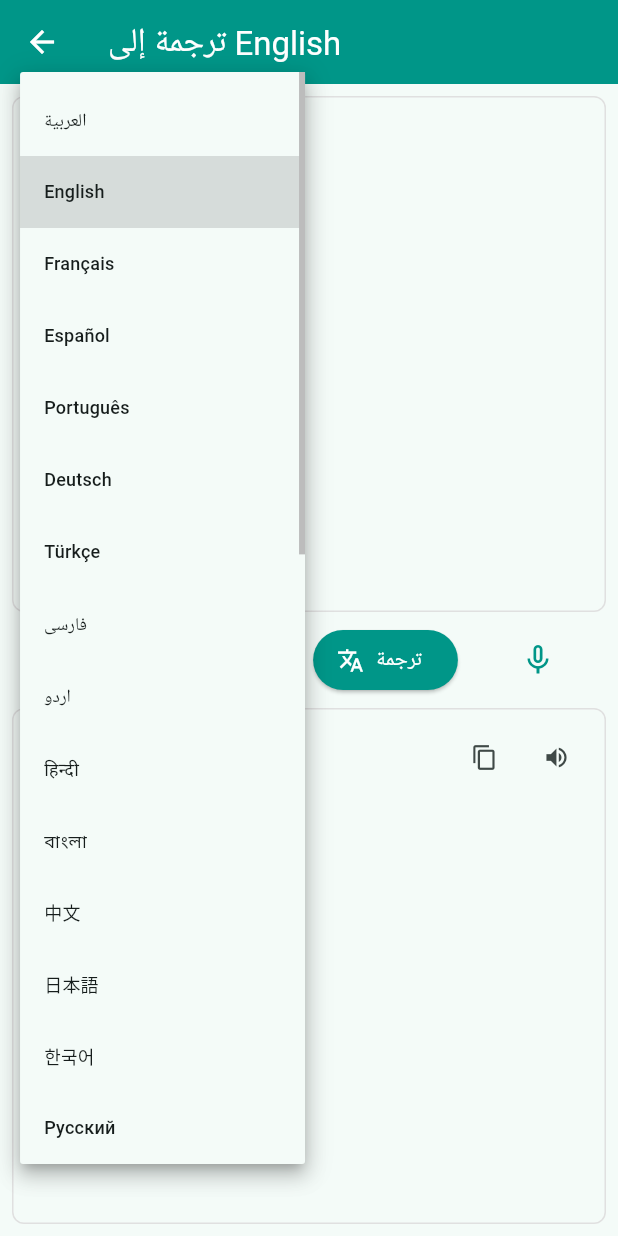
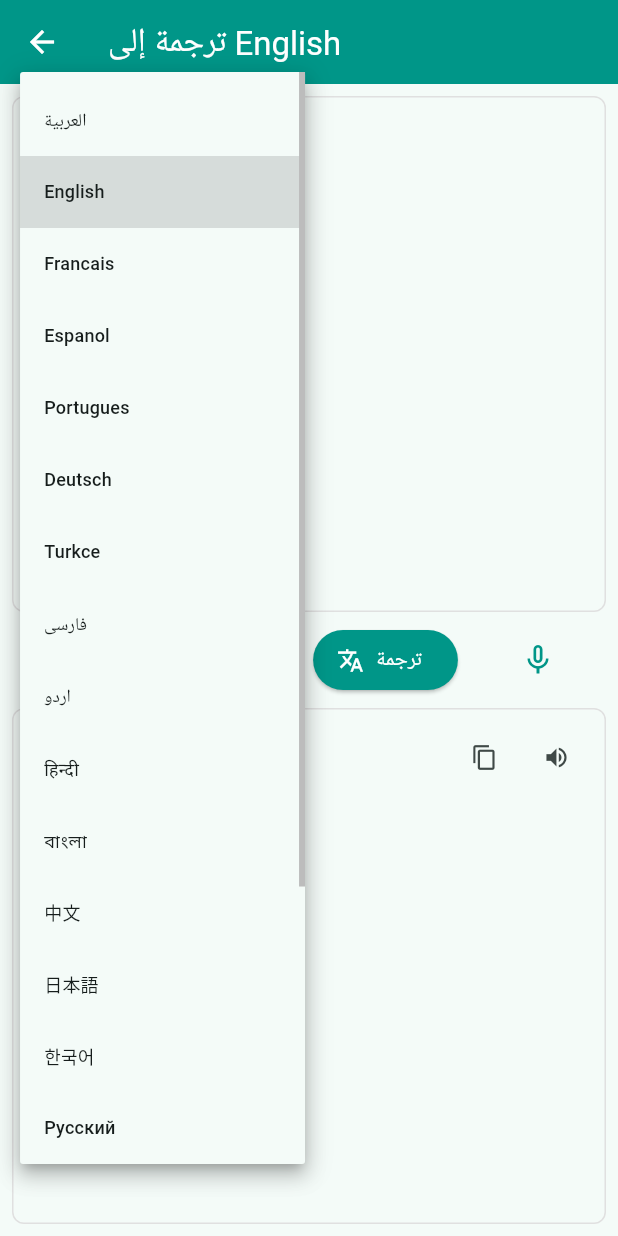
Before and after one commit to magdymeko456-cell/mirror_scorpion-mirror_scorpion_v2, a Flutter app: the TranslationScreen screen opened by its route, after a tap on "English", on a phone screen of 412 x 824 dp. Run offline on Flutter 3.47's test engine with Material 3 defaults, Android fonts, the light colour scheme and no system bars; our stand-ins replace camera, flutter_tts, image_picker, shared_preferences, speech_to_text; missing offline and left inert: google_mlkit_text_recognition; accounts and stored records are empty; statements that could not run were skipped.

```diff
--- a/lib/features/card1_translation/translation_screen.dart
+++ b/lib/features/card1_translation/translation_screen.dart
@@ -1,4 +1,3 @@
-import 'dart:async';
 import 'dart:convert';
 import 'package:flutter/material.dart';
 import 'package:flutter/services.dart';
@@ -22,55 +21,23 @@ class _TranslationScreenState extends State<TranslationScreen> {
   final SpeechToText _speech = SpeechToText();
   final FlutterTts _tts = FlutterTts();
   bool _speechAvailable = false;
-  String? _detectedLanguage;
 
   static const Map<String, String> _languages = {
-    'ar': 'العربية', 'en': 'English', 'fr': 'Français', 'es': 'Español',
-    'pt': 'Português', 'de': 'Deutsch', 'tr': 'Türkçe', 'fa': 'فارسی',
+    'ar': 'العربية', 'en': 'English', 'fr': 'Francais', 'es': 'Espanol',
+    'pt': 'Portugues', 'de': 'Deutsch', 'tr': 'Turkce', 'fa': 'فارسی',
     'ur': 'اردو', 'hi': 'हिन्दी', 'bn': 'বাংলা', 'zh': '中文',
     'ja': '日本語', 'ko': '한국어', 'ru': 'Русский', 'it': 'Italiano',
-    'nl': 'Nederlands', 'sv': 'Svenska', 'pl': 'Polski', 'ro': 'Română',
-    'hu': 'Magyar', 'el': 'Ελληνικά', 'cs': 'Čeština', 'th': 'ไทย',
-    'vi': 'Tiếng Việt', 'ms': 'Bahasa Melayu', 'id': 'Bahasa Indonesia',
-    'sw': 'Kiswahili', 'ha': 'Hausa', 'yo': 'Yorùbá', 'ig': 'Igbo',
-    'am': 'አማርኛ', 'so': 'Soomaali', 'zu': 'isiZulu',
+    'nl': 'Nederlands', 'sv': 'Svenska', 'pl': 'Polski', 'ro': 'Romana',
   };
 
   @override
   void initState() {
     super.initState();
     _initSpeech();
-    _sourceController.addListener(_onTextChanged);
   }
 
   Future<void> _initSpeech() async {
-    try {
-      _speechAvailable = await _speech.initialize();
-    } catch (_) {
-      _speechAvailable = false;
-    }
-  }
-
-  void _onTextChanged() {
-    if (_sourceController.text.isNotEmpty && _detectedLanguage == null) {
-      _autoDetect();
-    }
-  }
-
-  Future<void> _autoDetect() async {
-    try {
-      final response = await http.post(
-        Uri.parse('https://libretranslate.com/detect'),
-        headers: {'Content-Type': 'application/json'},
-        body: jsonEncode({'q': _sourceController.text}),
-      ).timeout(const Duration(seconds: 5));
-      if (response.statusCode == 200) {
-        final data = jsonDecode(utf8.decode(response.bodyBytes)) as List;
-        if (data.isNotEmpty) {
-          setState(() => _detectedLanguage = data[0]['language'] as String?);
-        }
-      }
-    } catch (_) {}
+    try { _speechAvailable = await _speech.initialize(); } catch (_) { _speechAvailable = false; }
   }
 
   Future<void> _translateText() async {
@@ -80,22 +47,15 @@ class _TranslationScreenState extends State<TranslationScreen> {
       final response = await http.post(
         Uri.parse('https://libretranslate.com/translate'),
         headers: {'Content-Type': 'application/json'},
-        body: jsonEncode({
-          'q': _sourceController.text,
-          'source': 'auto',
-          'target': _selectedLanguage,
-          'format': 'text',
-        }),
+        body: jsonEncode({'q': _sourceController.text, 'source': 'auto', 'target': _selectedLanguage, 'format': 'text'}),
       ).timeout(const Duration(seconds: 10));
       if (response.statusCode == 200) {
         final data = jsonDecode(utf8.decode(response.bodyBytes));
         final translated = data['translatedText'] as String?;
-        if (translated != null) {
-          setState(() => _translatedController.text = translated);
-        }
+        if (translated != null) setState(() => _translatedController.text = translated);
       }
     } catch (e) {
-      setState(() => _translatedController.text = 'Error: ${e.toString()}');
+      setState(() => _translatedController.text = 'خطأ: ${e.toString()}');
     }
     setState(() => _isTranslating = false);
   }
@@ -104,33 +64,19 @@ class _TranslationScreenState extends State<TranslationScreen> {
     if (!_speechAvailable) return;
     setState(() => _isRecording = true);
     try {
-      await _speech.listen(
-        onResult: (result) {
-          setState(() => _sourceController.text = result.recognizedWords);
-        },
-        listenFor: const Duration(seconds: 10),
-      );
+      await _speech.listen(onResult: (result) {
+        setState(() => _sourceController.text = result.recognizedWords);
+      }, listenFor: const Duration(seconds: 10));
     } catch (_) {}
     setState(() => _isRecording = false);
   }
 
   Future<void> _speak(String text, String lang) async {
-    try {
-      await _tts.setLanguage(lang);
-      await _tts.speak(text);
-    } catch (_) {}
-  }
-
-  void _copyToClipboard(String text) {
-    Clipboard.setData(ClipboardData(text: text));
-    ScaffoldMessenger.of(context).showSnackBar(
-      const SnackBar(content: Text('تم النسخ')),
-    );
+    try { await _tts.setLanguage(lang); await _tts.speak(text); } catch (_) {}
   }
 
   @override
   void dispose() {
-    _sourceController.removeListener(_onTextChanged);
     _sourceController.dispose();
     _translatedController.dispose();
     super.dispose();
@@ -141,143 +87,49 @@ class _TranslationScreenState extends State<TranslationScreen> {
     return Scaffold(
       appBar: AppBar(
         title: Text('ترجمة إلى ${_languages[_selectedLanguage] ?? _selectedLanguage}'),
-        backgroundColor: Colors.teal,
-        foregroundColor: Colors.white,
+        backgroundColor: Colors.teal, foregroundColor: Colors.white,
       ),
-      body: Column(
-        children: [
-          Expanded(
-            child: Container(
-              margin: const EdgeInsets.all(8),
-              decoration: BoxDecoration(
-                border: Border.all(color: Colors.grey.shade300),
-                borderRadius: BorderRadius.circular(8),
-              ),
-              child: Column(
-                crossAxisAlignment: CrossAxisAlignment.start,
-                children: [
-                  Padding(
-                    padding: const EdgeInsets.all(8),
-                    child: Row(
-                      children: [
-                        const Text('النص المصدر', style: TextStyle(fontWeight: FontWeight.bold, color: Colors.teal)),
-                        const Spacer(),
-                        if (_detectedLanguage != null)
-                          Container(
-                            padding: const EdgeInsets.symmetric(horizontal: 6, vertical: 2),
-                            decoration: BoxDecoration(
-                              color: Colors.teal.shade50,
-                              borderRadius: BorderRadius.circular(4),
-                            ),
-                            child: Text(_detectedLanguage!, style: const TextStyle(fontSize: 12, color: Colors.teal)),
-                          ),
-                      ],
-                    ),
-                  ),
-                  Expanded(
-                    child: TextField(
-                      controller: _sourceController,
-                      decoration: const InputDecoration(
-                        hintText: 'اكتب النص هنا...',
-                        border: InputBorder.none,
-                        contentPadding: EdgeInsets.all(8),
-                      ),
-                      maxLines: null,
-                      expands: true,
-                    ),
-                  ),
-                ],
-              ),
-            ),
-          ),
-          Row(
-            mainAxisAlignment: MainAxisAlignment.spaceEvenly,
-            children: [
-              SizedBox(
-                width: 150,
-                child: DropdownButtonFormField<String>(
-                  value: _selectedLanguage,
-                  isExpanded: true,
-                  decoration: const InputDecoration(
-                    border: OutlineInputBorder(),
-                    contentPadding: EdgeInsets.symmetric(horizontal: 8, vertical: 4),
-                    isDense: true,
-                  ),
-                  items: _languages.entries.map((e) => DropdownMenuItem(value: e.key, child: Text(e.value, style: const TextStyle(fontSize: 12)))).toList(),
-                  onChanged: (v) {
-                    if (v != null) {
-                      setState(() => _selectedLanguage = v);
-                      if (_sourceController.text.isNotEmpty) _translateText();
-                    }
-                  },
-                ),
-              ),
-              ElevatedButton.icon(
-                onPressed: _isTranslating ? null : _translateText,
-                icon: _isTranslating
-                    ? const SizedBox(width: 16, height: 16, child: CircularProgressIndicator(strokeWidth: 2))
-                    : const Icon(Icons.translate),
-                label: const Text('ترجمة'),
-                style: ElevatedButton.styleFrom(backgroundColor: Colors.teal, foregroundColor: Colors.white),
-              ),
-              IconButton(
-                icon: Icon(_isRecording ? Icons.mic : Icons.mic_none, color: Colors.teal),
-                onPressed: _startRecording,
-                tooltip: 'إملاء صوتي',
-              ),
-            ],
-          ),
-          Expanded(
-            child: Container(
-              margin: const EdgeInsets.all(8),
-              decoration: BoxDecoration(
-                border: Border.all(color: Colors.grey.shade300),
-                borderRadius: BorderRadius.circular(8),
-              ),
-              child: Column(
-                crossAxisAlignment: CrossAxisAlignment.start,
-                children: [
-                  Padding(
-                    padding: const EdgeInsets.all(8),
-                    child: Row(
-                      children: [
-                        Text('الترجمة إلى ${_languages[_selectedLanguage] ?? _selectedLanguage}',
-                            style: const TextStyle(fontWeight: FontWeight.bold, color: Colors.teal)),
-                        const Spacer(),
-                        IconButton(
-                          icon: const Icon(Icons.copy, size: 18),
-                          onPressed: () => _copyToClipboard(_translatedController.text),
-                          padding: EdgeInsets.zero,
-                          constraints: const BoxConstraints(),
-                        ),
-                        IconButton(
-                          icon: const Icon(Icons.volume_up, size: 18),
-                          onPressed: () => _speak(_translatedController.text, _selectedLanguage),
-                          padding: EdgeInsets.zero,
-                          constraints: const BoxConstraints(),
-                        ),
-                      ],
-                    ),
-                  ),
-                  Expanded(
-                    child: TextField(
-                      controller: _translatedController,
-                      decoration: const InputDecoration(
-                        hintText: 'الترجمة ستظهر هنا...',
-                        border: InputBorder.none,
-                        contentPadding: EdgeInsets.all(8),
-                      ),
-                      maxLines: null,
-                      expands: true,
-                      readOnly: true,
-                    ),
-                  ),
-                ],
-              ),
-            ),
-          ),
-        ],
-      ),
+      body: Column(children: [
+        Expanded(child: Container(margin: const EdgeInsets.all(8),
+          decoration: BoxDecoration(border: Border.all(color: Colors.grey.shade300), borderRadius: BorderRadius.circular(8)),
+          child: Column(crossAxisAlignment: CrossAxisAlignment.start, children: [
+            const Padding(padding: EdgeInsets.all(8), child: Text('النص المصدر', style: TextStyle(fontWeight: FontWeight.bold, color: Colors.teal))),
+            Expanded(child: TextField(controller: _sourceController,
+              decoration: const InputDecoration(hintText: 'اكتب النص هنا...', border: InputBorder.none, contentPadding: EdgeInsets.all(8)),
+              maxLines: null, expands: true,
+            )),
+          ]),
+        )),
+        Row(mainAxisAlignment: MainAxisAlignment.spaceEvenly, children: [
+          SizedBox(width: 150, child: DropdownButtonFormField<String>(value: _selectedLanguage, isExpanded: true,
+            decoration: const InputDecoration(border: OutlineInputBorder(), contentPadding: EdgeInsets.symmetric(horizontal: 8, vertical: 4), isDense: true),
+            items: _languages.entries.map((e) => DropdownMenuItem(value: e.key, child: Text(e.value, style: const TextStyle(fontSize: 12)))).toList(),
+            onChanged: (v) { if (v != null) { setState(() => _selectedLanguage = v); if (_sourceController.text.isNotEmpty) _translateText(); } },
+          )),
+          ElevatedButton.icon(onPressed: _isTranslating ? null : _translateText,
+            icon: _isTranslating ? const SizedBox(width: 16, height: 16, child: CircularProgressIndicator(strokeWidth: 2)) : const Icon(Icons.translate),
+            label: const Text('ترجمة'), style: ElevatedButton.styleFrom(backgroundColor: Colors.teal, foregroundColor: Colors.white)),
+          IconButton(icon: Icon(_isRecording ? Icons.mic : Icons.mic_none, color: Colors.teal), onPressed: _startRecording, tooltip: 'إملاء'),
+        ]),
+        Expanded(child: Container(margin: const EdgeInsets.all(8),
+          decoration: BoxDecoration(border: Border.all(color: Colors.grey.shade300), borderRadius: BorderRadius.circular(8)),
+          child: Column(crossAxisAlignment: CrossAxisAlignment.start, children: [
+            Padding(padding: const EdgeInsets.all(8), child: Row(children: [
+              Text('الترجمة إلى ${_languages[_selectedLanguage] ?? _selectedLanguage}', style: const TextStyle(fontWeight: FontWeight.bold, color: Colors.teal)),
+              const Spacer(),
+              IconButton(icon: const Icon(Icons.copy, size: 18), onPressed: () {
+                Clipboard.setData(ClipboardData(text: _translatedController.text));
+                ScaffoldMessenger.of(context).showSnackBar(const SnackBar(content: Text('تم النسخ')));
+              }, padding: EdgeInsets.zero, constraints: const BoxConstraints()),
+              IconButton(icon: const Icon(Icons.volume_up, size: 18), onPressed: () => _speak(_translatedController.text, _selectedLanguage), padding: EdgeInsets.zero, constraints: const BoxConstraints()),
+            ])),
+            Expanded(child: TextField(controller: _translatedController,
+              decoration: const InputDecoration(hintText: 'الترجمة ستظهر هنا...', border: InputBorder.none, contentPadding: EdgeInsets.all(8)),
+              maxLines: null, expands: true, readOnly: true,
+            )),
+          ]),
+        )),
+      ]),
     );
   }
 }
```
Also changed, not shown: lib/features/card3_inspiration/inspiration_screen.dart (added, +184 -0 lines), lib/features/card5_games/chess_screen.dart (added, +28 -0 lines), lib/features/card5_games/rubik_screen.dart (added, +28 -0 lines).
